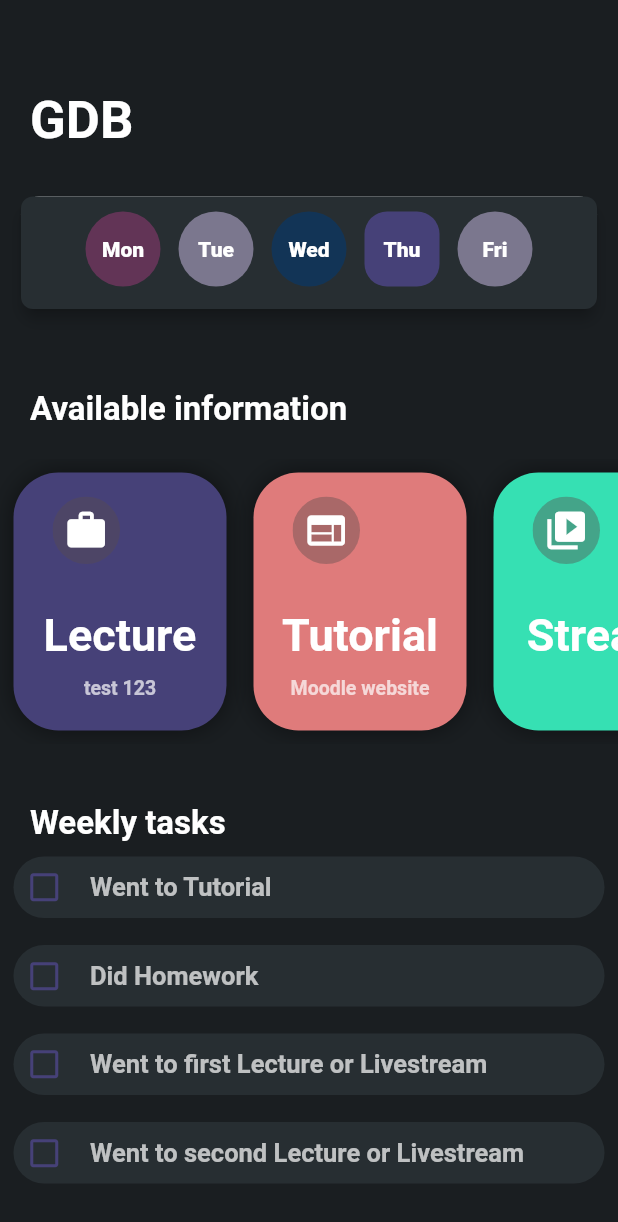
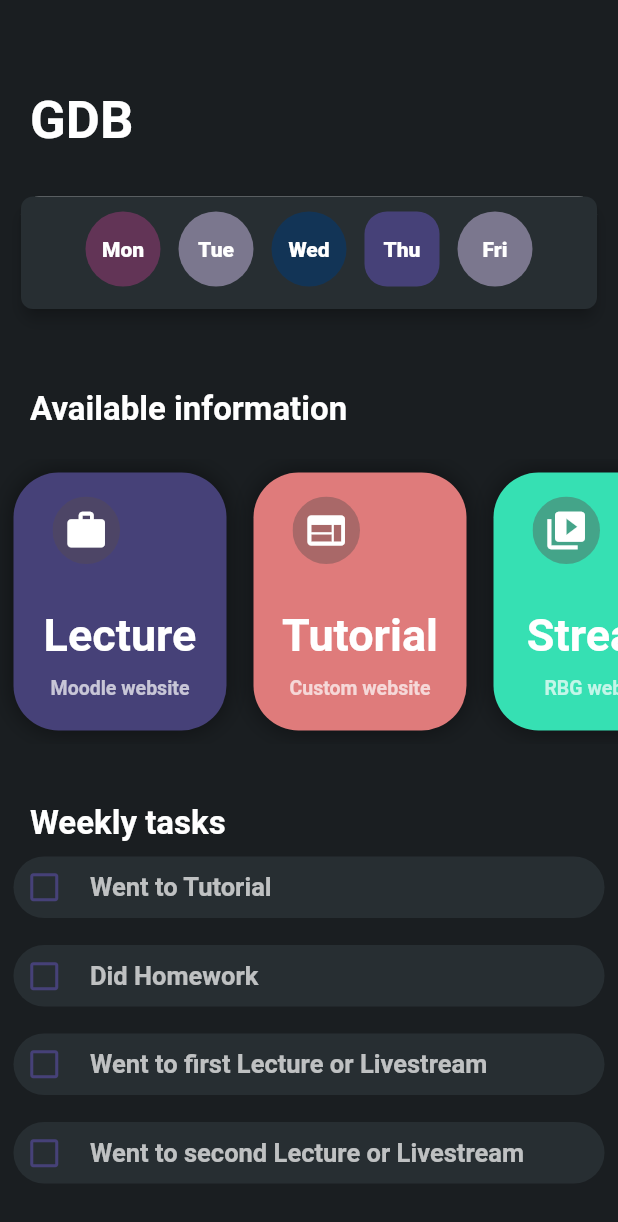
Before and after one commit to Wegii/tumh, a Flutter app: the screen it shows after launch, after a tap on "GDB", on a phone screen of 412 x 824 dp. Shown: the top 1222 px of the screen. Run offline on Flutter 3.47's test engine with Material 2 defaults, Android fonts, the phone set to English and light mode, and no system bars; our stand-ins replace google_fonts; missing offline and left inert: device_calendar, flutter_appavailability, flutter_inappwebview, requests; Roboto replaces fonts that are missing (Oxygen).

Commit message:
Add colours and subtitles

```diff
--- a/lib/model/home.dart
+++ b/lib/model/home.dart
@@ -38,7 +38,7 @@ class _HomePageState extends State<HomePage> {
                   child: Column(
                     children: <Widget>[
                       Row(children: <Widget>[
-                        Text("Good day,\n$username", style: header)
+                        Text("Good day,\n$username", style: welcomeLetter)
                       ])
                     ],
                   ),
--- a/lib/model/page.dart
+++ b/lib/model/page.dart
@@ -44,7 +44,7 @@ class _PageState extends State<Page> {
                       ),
                       Text(
                         courses[_index].name,
-                        style: header,
+                        style: welcomeLetter,
                       )
                     ],
                     crossAxisAlignment: CrossAxisAlignment.start,
@@ -127,7 +127,7 @@ class _PageState extends State<Page> {
     if (course.linkLecture != null) {
       tiles.add(createContainer(website(
         "Lecture",
-        "test 123",
+        "Moodle website",
         course.linkLecture,
         colours[0],
         Icons.work,
@@ -135,17 +135,17 @@ class _PageState extends State<Page> {
       )));
     }
     if (course.linkTutorial != null) {
-      tiles.add(createContainer(website("Tutorial", "Moodle website",
+      tiles.add(createContainer(website("Tutorial", "Custom website",
           course.linkTutorial, colours[1 % colours.length], Icons.web, null)));
     }
 
     if (course.linkStream != null) {
-      tiles.add(createContainer(website("Stream", "", course.linkStream,
+      tiles.add(createContainer(website("Stream", "RBG website", course.linkStream,
           colours[2 % colours.length], Icons.video_library, null)));
     }
 
     if (course.linkWebsite != null) {
-      tiles.add(createContainer(website("Website", "", course.linkWebsite,
+      tiles.add(createContainer(website("Website", "Custom website", course.linkWebsite,
           colours[3 % colours.length], Icons.home, null)));
     }
 
--- a/lib/theme.dart
+++ b/lib/theme.dart
@@ -33,16 +33,9 @@ TextStyle informationLetter =
 TextStyle subInformationLetter =
     TextStyle(color: Colors.white70, fontSize: 13, fontWeight: FontWeight.w700);
 
-TextStyle header = GoogleFonts.roboto(
+TextStyle welcomeLetter = GoogleFonts.roboto(
     textStyle: TextStyle(
         color: Colors.white, fontSize: 35, fontWeight: FontWeight.w600));
-
-TextStyle header1 = GoogleFonts.lato(
-    textStyle: TextStyle(color: Colors.white, letterSpacing: .5),
-    fontSize: 48,
-    //fontWeight: FontWeight.w700,
-    fontStyle: FontStyle.italic,
-    fontWeight: FontWeight.bold);
 
 TextStyle bodyTextStyle = TextStyle(
   fontSize: 14,
@@ -59,11 +52,6 @@ final colours = [
   Color(0xFFDF7B7B),
   Color(0xFF36E0B3),
   Color(0xFFF1A163),
+  Color(0xFF15799E),
+  Color(0xFF5F2D73)
 ];
-
-BoxDecoration bord() {
-  return BoxDecoration(
-    border: Border.all(color: Colors.white, width: 1.5),
-    borderRadius: BorderRadius.all(Radius.circular(20.0)),
-  );
-}
```
